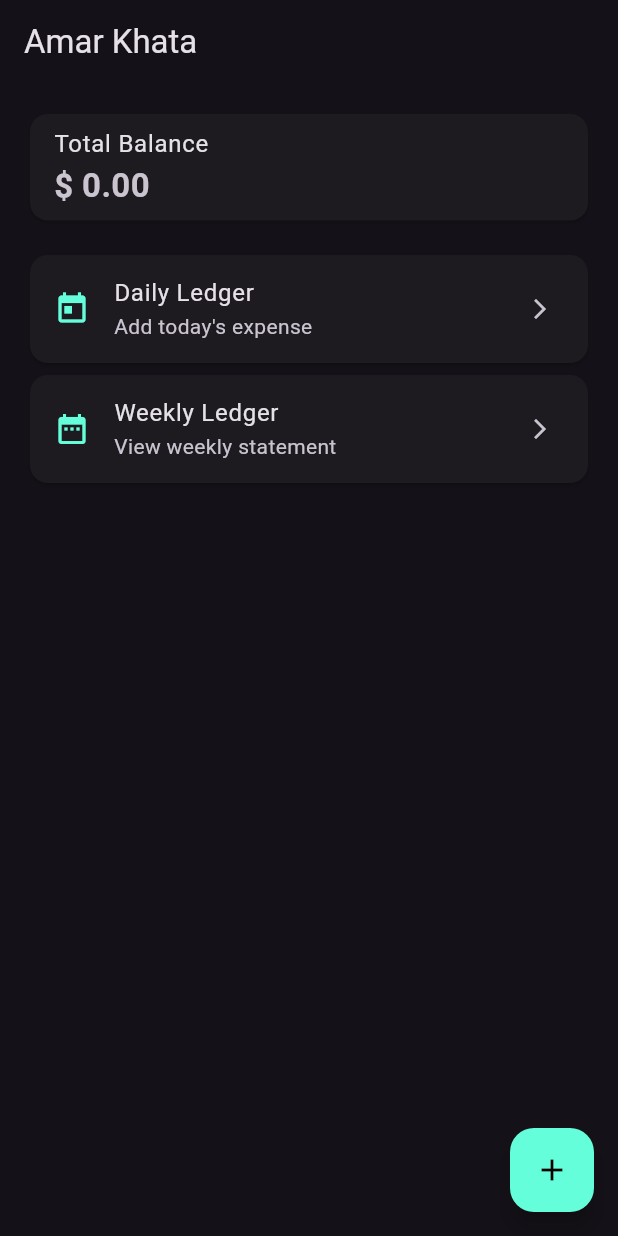
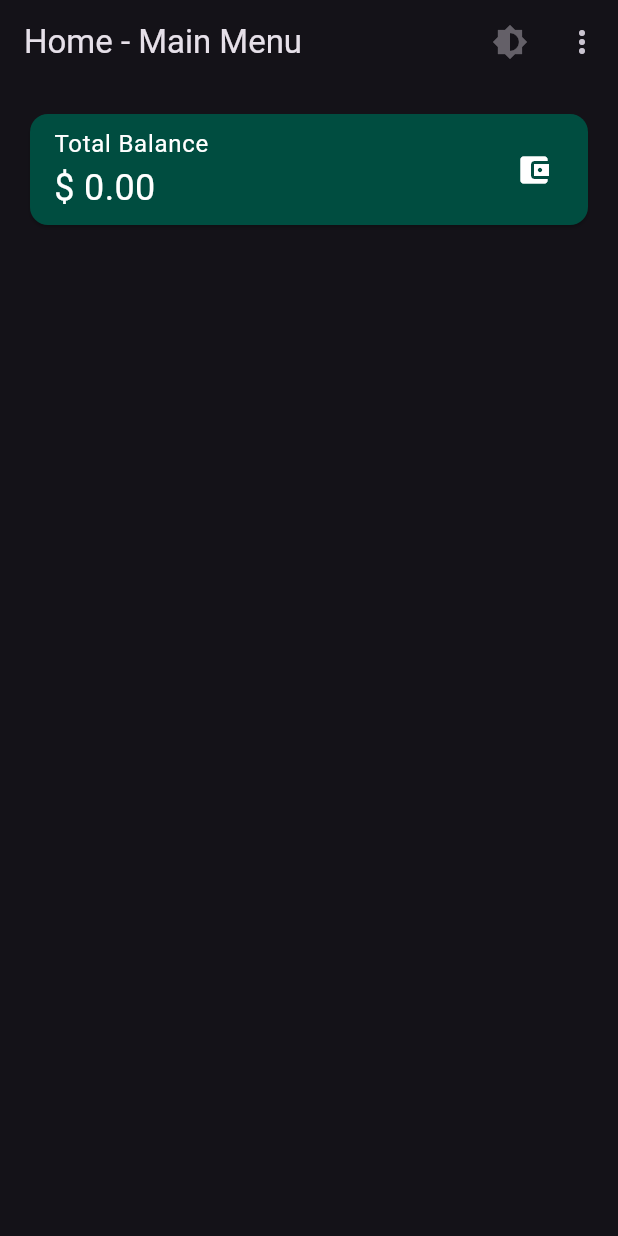
Before and after one commit to anisurrahaman768472-design/ledger-app, a Flutter app: the screen it shows after launch, on a phone screen of 412 x 824 dp. Run offline on Flutter 3.47's test engine with Material 3 defaults, Android fonts, the phone set to English and light mode, and no system bars.

Commit message:
Update main.dart

```diff
--- a/lib/main.dart
+++ b/lib/main.dart
@@ -1,63 +1,77 @@
 import 'package:flutter/material.dart';
 
-void main() {
-  runApp(const MyApp());
+void main() => runApp(const MyKhataApp());
+
+class MyKhataApp extends StatefulWidget {
+  const MyKhataApp({super.key});
+
+  @override
+  State<MyKhataApp> createState() => _MyKhataAppState();
 }
 
-class MyApp extends StatelessWidget {
-  const MyApp({super.key});
+class _MyKhataAppState extends State<MyKhataApp> {
+  ThemeMode _themeMode = ThemeMode.dark; // ডার্ক মোড ডিফল্ট
+  Locale _locale = const Locale('en'); // ডিফল্ট ভাষা ইংরেজি
+
+  void toggleTheme() => setState(() => _themeMode = _themeMode == ThemeMode.dark ? ThemeMode.light : ThemeMode.dark);
+  void changeLanguage(String lang) => setState(() => _locale = Locale(lang));
 
   @override
   Widget build(BuildContext context) {
     return MaterialApp(
       debugShowCheckedModeBanner: false,
-      theme: ThemeData.dark(),
-      home: const HomeScreen(),
+      themeMode: _themeMode,
+      theme: ThemeData.light(),
+      darkTheme: ThemeData.dark(),
+      locale: _locale,
+      home: MainScreen(toggleTheme: toggleTheme, changeLanguage: changeLanguage),
     );
   }
 }
 
-class HomeScreen extends StatelessWidget {
-  const HomeScreen({super.key});
+class MainScreen extends StatefulWidget {
+  final VoidCallback toggleTheme;
+  final Function(String) changeLanguage;
+  const MainScreen({super.key, required this.toggleTheme, required this.changeLanguage});
+
+  @override
+  State<MainScreen> createState() => _MainScreenState();
+}
+
+class _MainScreenState extends State<MainScreen> {
+  double totalBalance = 0.0; // আপনার ব্যালেন্স ভেরিয়েবল
 
   @override
   Widget build(BuildContext context) {
     return Scaffold(
       appBar: AppBar(
-        title: const Text('Amar Khata'),
-      ),
-      body: ListView(
-        padding: const EdgeInsets.all(16.0),
-        children: const [
-          Card(
-            child: ListTile(
-              title: Text('Total Balance', style: TextStyle(fontSize: 16)),
-              subtitle: Text('\$ 0.00', style: TextStyle(fontSize: 22, fontWeight: FontWeight.bold)),
-            ),
-          ),
-          SizedBox(height: 15),
-          Card(
-            child: ListTile(
-              leading: Icon(Icons.today, color: Colors.tealAccent),
-              title: Text('Daily Ledger'),
-              subtitle: Text('Add today\'s expense'),
-              trailing: Icon(Icons.arrow_forward_ios, size: 16),
-            ),
-          ),
-          Card(
-            child: ListTile(
-              leading: Icon(Icons.date_range, color: Colors.tealAccent),
-              title: Text('Weekly Ledger'),
-              subtitle: Text('View weekly statement'),
-              trailing: Icon(Icons.arrow_forward_ios, size: 16),
-            ),
+        title: const Text('Home - Main Menu'),
+        actions: [
+          IconButton(on: widget.toggleTheme, icon: const Icon(Icons.brightness_6)),
+          PopupMenuButton(
+            onSelected: widget.changeLanguage,
+            itemBuilder: (context) => [
+              const PopupMenuItem(value: 'en', child: Text('English')),
+              const PopupMenuItem(value: 'bn', child: Text('বাংলা')),
+            ],
           ),
         ],
       ),
-      floatingActionButton: FloatingActionButton(
-        backgroundColor: Colors.tealAccent,
-        onPressed: () {},
-        child: const Icon(Icons.add, color: Colors.black),
+      body: ListView(
+        padding: const EdgeInsets.all(16),
+        children: [
+          // ব্যালেন্স কার্ড
+          Card(
+            color: Colors.teal.shade900,
+            child: ListTile(
+              title: const Text('Total Balance', style: TextStyle(color: Colors.white)),
+              subtitle: Text('\$ ${totalBalance.toStringAsFixed(2)}',
+                  style: const TextStyle(fontSize: 24, color: Colors.white)),
+              trailing: const Icon(Icons.account_balance_wallet, color: Colors.white),
+            ),
+          ),
+          // অন্যান্য বাটনগুলো...
+        ],
       ),
     );
   }
```
